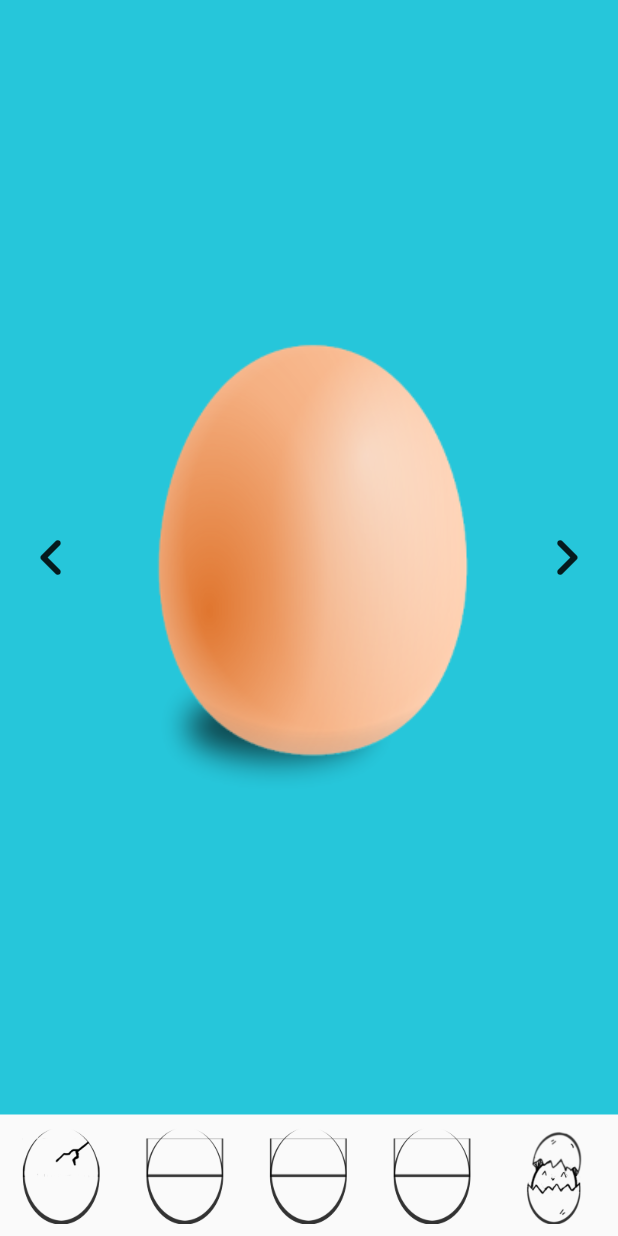
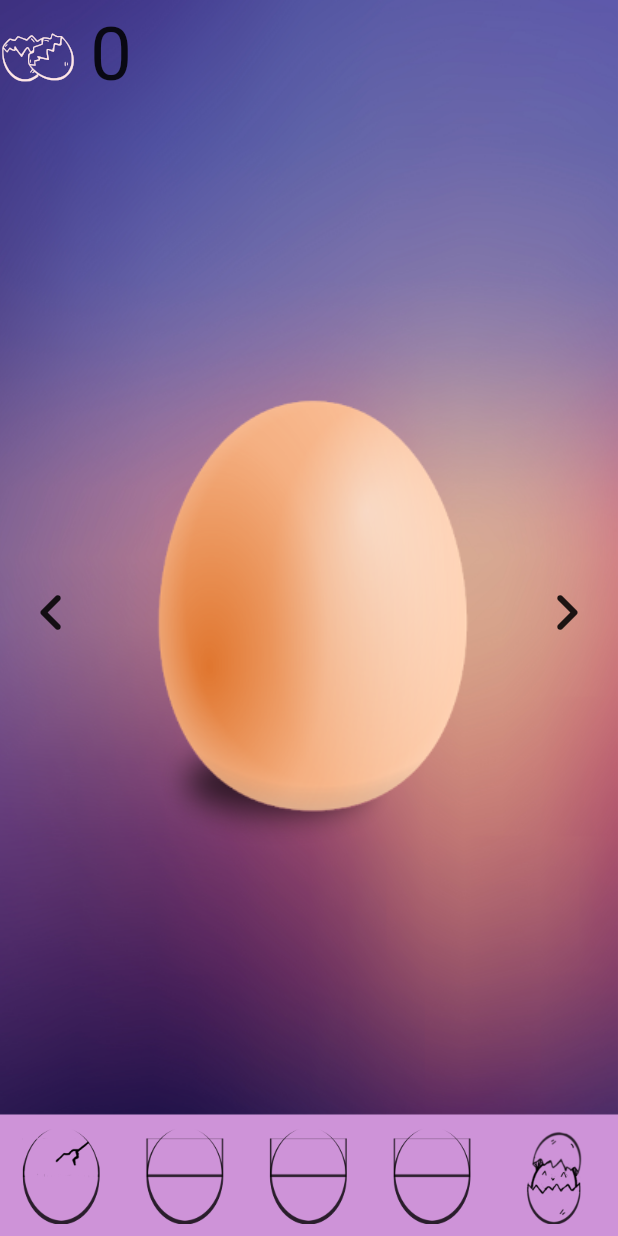
Before and after one commit to Mk-XIII/GIB-EG, a Flutter app: the screen it shows after launch, on a phone screen of 412 x 824 dp. Run offline on Flutter 3.47's test engine with Material 2 defaults, Android fonts, the phone set to English and light mode, and no system bars; missing offline and left inert: image_pixels.

Commit message:
display currency

```diff
--- a/lib/objects/eggs/Egg.dart
+++ b/lib/models/eggs/Egg.dart
@@ -56,6 +56,6 @@ abstract class Egg {
     if(luckyNumber < 0.887625) return _items[2];
     if(luckyNumber < 0.950125) return _items[3];
     if(luckyNumber < 0.981345) return _items[4];
-    return _items[5];;
+    return _items[5];
   }
 }
--- /dev/null
+++ b/lib/models/player.dart
@@ -0,0 +1,13 @@
+class Player{
+  int _money = 0;
+
+  void addMoney(int amount){
+    this._money += amount;
+  }
+  void displayMoney(){
+    print(_money);
+  }
+  int getMoney(){
+    return _money;
+  }
+}
--- a/lib/pages/tappableEgg.dart
+++ b/lib/pages/tappableEgg.dart
@@ -1,19 +1,23 @@
+import 'package:GIB_EG/models/player.dart';
+import 'package:GIB_EG/presentation/eg_cons_icons.dart';
 import 'package:GIB_EG/utilities/interactiveEggButton.dart';
-import 'package:GIB_EG/objects/eggs/BasicEgg.dart';
-import 'package:GIB_EG/objects/eggs/Egg.dart';
-import 'package:GIB_EG/objects/eggs/FancyEgg.dart';
+import 'package:GIB_EG/models/eggs/BasicEgg.dart';
+import 'package:GIB_EG/models/eggs/Egg.dart';
+import 'package:GIB_EG/models/eggs/FancyEgg.dart';
 import 'package:flutter/services.dart';
 import 'package:flutter/material.dart';
+
 import 'dart:ui' as UI;
 
 class TappableEgg extends StatefulWidget {
   final UI.Image currencyImage;
   final List<UI.Image> numbers;
+  final Player player;
 
   const TappableEgg(
       {@required this.currencyImage,
-      @required this.numbers
-  });
+      @required this.numbers,
+      @required this.player});
 
   @override
   _TappableEggState createState() => _TappableEggState();
@@ -36,13 +40,46 @@ class _TappableEggState extends State<TappableEgg> {
   @override
   Widget build(BuildContext context) {
     SystemChrome.setEnabledSystemUIOverlays([]);
-    return Scaffold(
+    return Container(
+      decoration: BoxDecoration(
+        image: DecorationImage(
+          image: AssetImage("assets/sprites/background.jpg"),
+          fit: BoxFit.fill,
+        ),
+      ),
+      child: Scaffold(
         body: Center(
+          child: Column(
+            children: [
+              Expanded(
                 child: Row(
-          mainAxisAlignment:
-              MainAxisAlignment.center, //Center Row contents horizontally,
-          crossAxisAlignment:
-              CrossAxisAlignment.center, //Center Row contents vertically,
+                  children: [
+                    Container(
+                      child: Row(
+                        children: [
+                          Icon(EgCons.currency,
+                              size: 50,
+                              color: Color.fromRGBO(255, 231, 231, 100)),
+                          SizedBox(
+                            width: 10,
+                          ),
+                          Text(
+                            widget.player.getMoney().toString(),
+                            style: TextStyle(fontSize: 50),
+                          ),
+                        ],
+                      ),
+                    ),
+                  ],
+                ),
+              ),
+              Expanded(
+                flex: 9,
+                child: Row(
+                  mainAxisAlignment: MainAxisAlignment
+                      .center, //Center Row contents horizontally,
+                  crossAxisAlignment: CrossAxisAlignment
+                      .center, //Center Row contents vertically,
                   children: [
                     Expanded(
                       flex: 1,
@@ -59,7 +96,12 @@ class _TappableEggState extends State<TappableEgg> {
                       flex: 4,
                       child: InteractiveEggButton(
                         egg: _eggs[_currentIndex],
-                onPressed: () {},
+                        onPressed: () {
+                          widget.player
+                              .addMoney(_eggs[_currentIndex].dropCurrency());
+                          widget.player.displayMoney();
+                          setState(() {});
+                        },
                         currencyImage: widget.currencyImage,
                         numbers: widget.numbers,
                       ),
@@ -72,15 +114,19 @@ class _TappableEggState extends State<TappableEgg> {
                         onPressed: () {
                           _currentIndex = 1;
                           setState(() {});
-                  print(_eggs[_currentIndex].sprite);
                         },
                       ),
                     ),
                   ],
                 ),
               ),
+            ],
+          ),
+        ),
         //TODO: create background images for each egg type
-      backgroundColor: Colors.cyan[400],
+        //backgroundColor: Colors.cyan[400],
+        backgroundColor: Colors.transparent,
+      ),
     );
   }
 }
--- /dev/null
+++ b/lib/presentation/eg_cons_icons.dart
@@ -0,0 +1,32 @@
+/// Flutter icons EgCons
+/// Copyright (C) 2021 by original authors @ fluttericon.com, fontello.com
+/// This font was generated by FlutterIcon.com, which is derived from Fontello.
+///
+/// To use this font, place it in your fonts/ directory and include the
+/// following in your pubspec.yaml
+///
+/// flutter:
+///   fonts:
+///    - family:  EgCons
+///      fonts:
+///       - asset: fonts/EgCons.ttf
+///
+///
+///
+import 'package:flutter/widgets.dart';
+
+class EgCons {
+  EgCons._();
+
+  static const _kFontFam = 'EgCons';
+  static const _kFontPkg = null;
+
+  static const IconData achievement = IconData(0xe800, fontFamily: _kFontFam, fontPackage: _kFontPkg);
+  static const IconData currency = IconData(0xe801, fontFamily: _kFontFam, fontPackage: _kFontPkg);
+  static const IconData profile = IconData(0xe802, fontFamily: _kFontFam, fontPackage: _kFontPkg);
+  static const IconData template1 = IconData(0xe803, fontFamily: _kFontFam, fontPackage: _kFontPkg);
+  static const IconData template2 = IconData(0xe804, fontFamily: _kFontFam, fontPackage: _kFontPkg);
+  static const IconData trading = IconData(0xe805, fontFamily: _kFontFam, fontPackage: _kFontPkg);
+  static const IconData champion_cup = IconData(0xe806, fontFamily: _kFontFam, fontPackage: _kFontPkg);
+  static const IconData settings = IconData(0xe807, fontFamily: _kFontFam, fontPackage: _kFontPkg);
+}
--- a/lib/screens/homeScreen.dart
+++ b/lib/screens/homeScreen.dart
@@ -1,3 +1,4 @@
+import 'package:GIB_EG/models/player.dart';
 import 'package:flutter/material.dart';
 import 'package:GIB_EG/pages/inventory.dart';
 import 'package:GIB_EG/pages/profile.dart';
@@ -12,6 +13,7 @@ class HomeScreen extends StatefulWidget {
 class _HomeScreenState extends State<HomeScreen> {
   var _controller = PageController(initialPage: 0);
   Map data = {};
+  Player player = Player();
 
   @override
   Widget build(BuildContext context) {
@@ -27,6 +29,7 @@ class _HomeScreenState extends State<HomeScreen> {
           TappableEgg(
             currencyImage: data['currencyImage'],
             numbers: data['numbers'],
+            player: player,
           ),
           Inventory(),
           Profile(), //placeholder
@@ -36,7 +39,7 @@ class _HomeScreenState extends State<HomeScreen> {
 
       //TODO: change navigation bar style
       bottomNavigationBar: BottomAppBar(
-        color: Colors.transparent,
+        color: Colors.purple.shade200,
         elevation: 0, //gets rid of the shadow
         child: new Row(
           mainAxisSize: MainAxisSize.max,
--- a/lib/utilities/interactiveEggButton.dart
+++ b/lib/utilities/interactiveEggButton.dart
@@ -1,4 +1,5 @@
-import 'package:GIB_EG/objects/eggs/Egg.dart';
+import 'package:GIB_EG/models/eggs/Egg.dart';
+import 'package:GIB_EG/models/player.dart';
 import 'package:GIB_EG/utilities/particles.dart';
 import 'package:flutter/material.dart';
 import 'package:image_pixels/image_pixels.dart';
@@ -9,6 +10,7 @@ class InteractiveEggButton extends StatefulWidget {
   final void Function() onPressed;
   final UI.Image currencyImage;
   final List<UI.Image> numbers;
+  Player player;
 
   InteractiveEggButton({
     @required this.egg,
@@ -36,11 +38,13 @@ class _InteractiveEggButtonState extends State<InteractiveEggButton> {
             builder: (context, ImgDetails img) {
               return GestureDetector(
                 onTapDown: (TapDownDetails details) {
+
                   Offset particlesOffset = _getOffset(details);
 
                   if (_onEgg(img, (context.size.height - widget.egg.height) / 2, (context.size.width - widget.egg.width) / 2, particlesOffset.dx.toInt(), particlesOffset.dy.toInt())) {
                     if(!widget.egg.sustainedClick()) {
                       Color colorado = widget.egg.dropItem();//change to item later on
+                      widget.onPressed();
 
                       particles.add(Particles(
                         key: UniqueKey(),
--- a/pubspec.yaml
+++ b/pubspec.yaml
@@ -39,11 +39,16 @@ dev_dependencies:
 
 # The following section is specific to Flutter.
 flutter:
+  fonts:
+    - family:  EgCons
+      fonts:
+        - asset: assets/fonts/EgCons.ttf
 
   # The following line ensures that the Material Icons font is
   # included with your application, so that you can use the icons in
   # the material Icons class.
   uses-material-design: true
+
 
   assets:
     - assets/icons/
```
Also changed, not shown: assets/fonts/EgCons.ttf (added), assets/sprites/background.jpg (added), lib/models/eggs/BasicEgg.dart (renamed from lib/objects/eggs/BasicEgg.dart), lib/models/eggs/FancyEgg.dart (renamed from lib/objects/eggs/FancyEgg.dart). Lines whose indentation alone changed are shown as unchanged.
